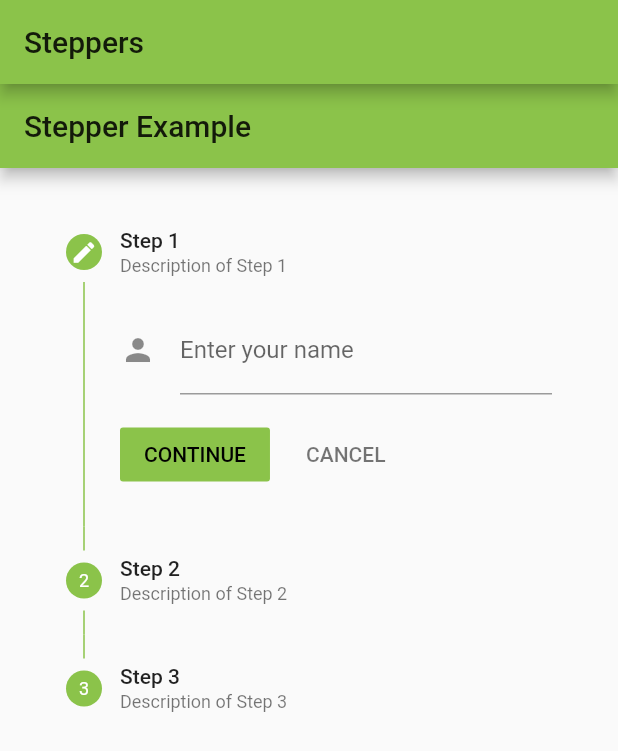
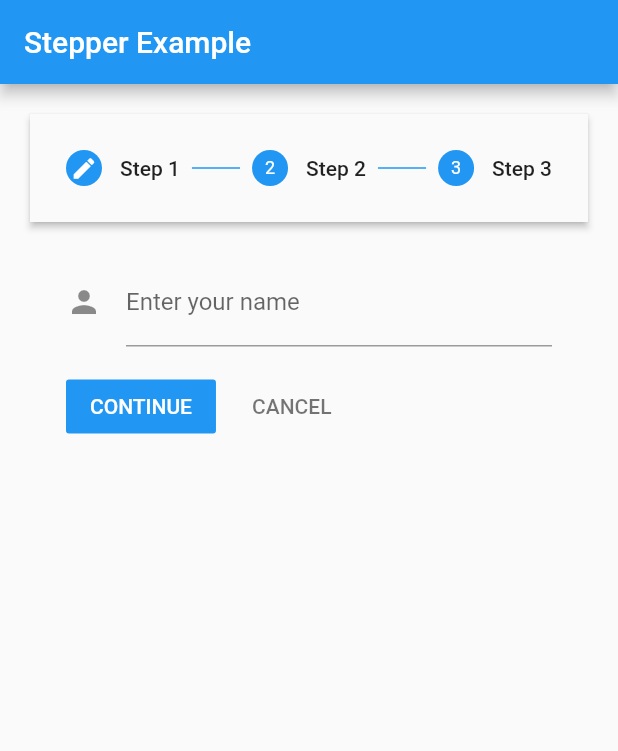
Before and after one commit to SushritPasupuleti/flutter-guided-forms, a Flutter app: the screen it shows after launch, on a phone screen of 412 x 824 dp. Shown: the top 751 px of the screen. Run offline on Flutter 3.47's test engine with Material 2 defaults, Android fonts, the phone set to English and light mode, and no system bars.

Commit message:
Update moving_stepper.dart

```diff
--- a/flutter_guided_forms/lib/screens/moving_stepper.dart
+++ b/flutter_guided_forms/lib/screens/moving_stepper.dart
@@ -24,16 +24,7 @@ class MyData {
 class MovingStepperScreenMode extends State<MovingStepper> {
   @override
   Widget build(BuildContext context) {
-    return MaterialApp(
-        theme: ThemeData(
-          primarySwatch: Colors.lightGreen,
-        ),
-        home: Scaffold(
-          appBar: AppBar(
-            title: Text('Steppers'),
-          ),
-          body: StepperBody(),
-        ));
+    return  StepperBody();
   }
 }
 
@@ -46,6 +37,8 @@ class _StepperBodyState extends State<StepperBody> {
   int _current;
   bool _nameError = false;
   List<StepState> _listState;
+  GlobalKey<FormState> _formKey = GlobalKey<FormState>();
+
   static MyData data = MyData();
 
   @override
@@ -72,7 +65,7 @@ class _StepperBodyState extends State<StepperBody> {
                 ? (_nameError ? (_listState[3]) : (_listState[2]))
                 : _listState[0]),
         title: new Text('Step 1'),
-        subtitle: new Text('Description of Step 1'),
+        //subtitle: new Text('Description of Step 1'),
         content: Form(
           key: formKeys[0],
           child: Column(
@@ -82,6 +75,7 @@ class _StepperBodyState extends State<StepperBody> {
                 autocorrect: false,
                 onSaved: (String value) {
                   data.name = value;
+                  debugPrint("Saving");
                 },
                 maxLines: 1,
                 //initialValue: 'Aseem Wangoo',
@@ -112,7 +106,7 @@ class _StepperBodyState extends State<StepperBody> {
                 ? _listState[2]
                 : _listState[0],
         title: new Text('Step 2'),
-        subtitle: new Text('Description of Step 2'),
+        //subtitle: new Text('Description of Step 2'),
         content: Form(
           key: formKeys[1],
           child: Column(
@@ -148,7 +142,7 @@ class _StepperBodyState extends State<StepperBody> {
                 ? _listState[2]
                 : _listState[0],
         title: new Text('Step 3'),
-        subtitle: new Text('Description of Step 3'),
+        //subtitle: new Text('Description of Step 3'),
         content: new Text('Do Something'),
         isActive: true,
       ),
@@ -170,7 +164,7 @@ class _StepperBodyState extends State<StepperBody> {
             children: <Widget>[
               Expanded(
                 child: Stepper(
-                  type: StepperType.vertical,
+                  type: StepperType.horizontal,
                   steps: _stepList,
                   currentStep: _current,
                   onStepContinue: () {
```
